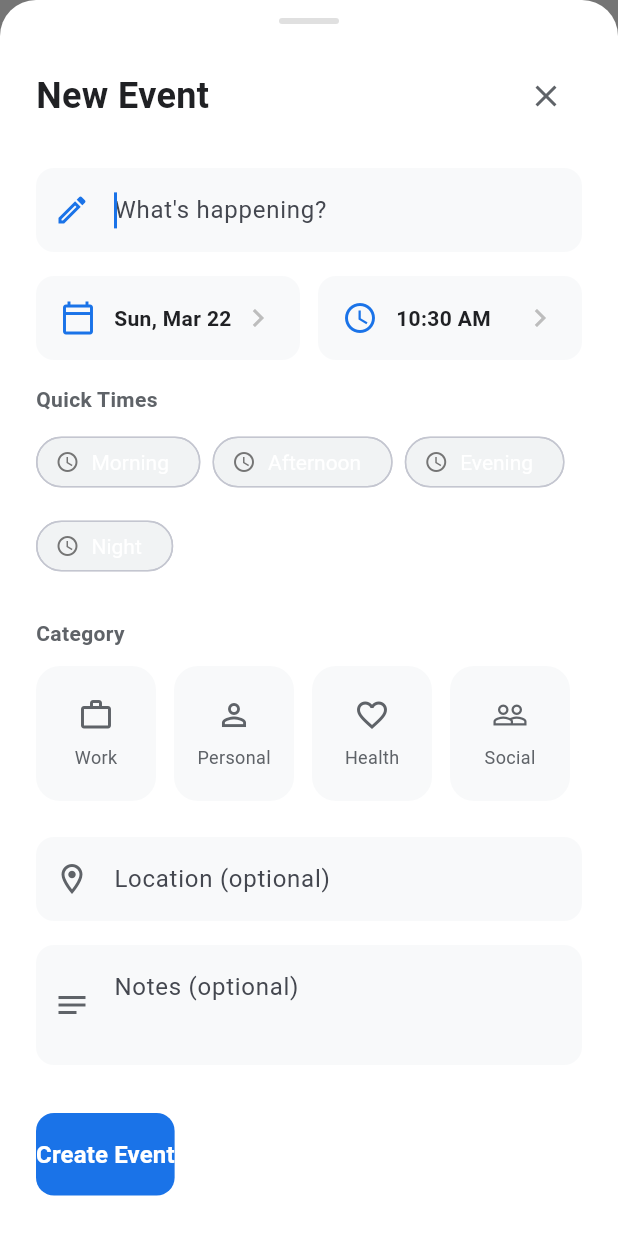
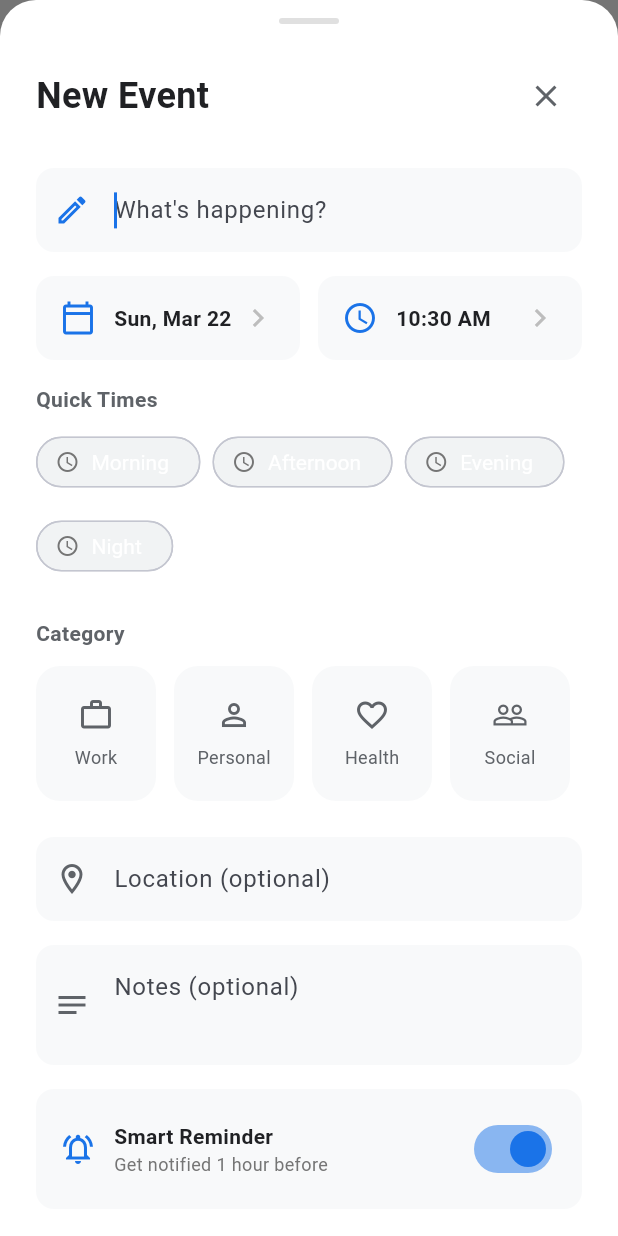
Before and after one commit to stefanbooveanu-debug/daybrief, a Flutter app: the screen it shows after launch, item 2 of the bottom bar chosen, after a tap on the "add" icon, on a phone screen of 412 x 824 dp. Run offline on Flutter 3.47's test engine with Material 3 defaults, Android fonts, the phone set to English and light mode, and no system bars; our stand-ins replace cloud_firestore, firebase_auth, firebase_core, flutter_tts, shared_preferences, speech_to_text; accounts and stored records are empty.

Commit message:
Add smart reminders - toggle to notify 1 hour before events

```diff
--- a/lib/models/event.dart
+++ b/lib/models/event.dart
@@ -4,6 +4,7 @@ class Event {
   final DateTime dateTime;
   final String? description;
   final String? category;
+  final bool reminderEnabled;
   final String userId;
 
   Event({
@@ -12,8 +13,11 @@ class Event {
     required this.dateTime,
     this.description,
     this.category,
+    this.reminderEnabled = true,
     required this.userId,
   });
+
+  DateTime? get reminderTime => reminderEnabled ? dateTime.subtract(const Duration(hours: 1)) : null;
 
   Map<String, dynamic> toMap() {
     return {
@@ -22,6 +26,7 @@ class Event {
       'dateTime': dateTime.toIso8601String(),
       'description': description,
       'category': category,
+      'reminderEnabled': reminderEnabled,
       'userId': userId,
     };
   }
@@ -33,6 +38,7 @@ class Event {
       dateTime: DateTime.parse(map['dateTime']),
       description: map['description'],
       category: map['category'],
+      reminderEnabled: map['reminderEnabled'] ?? true,
       userId: map['userId'] ?? '',
     );
   }
@@ -43,6 +49,7 @@ class Event {
     DateTime? dateTime,
     String? description,
     String? category,
+    bool? reminderEnabled,
     String? userId,
   }) {
     return Event(
@@ -51,6 +58,7 @@ class Event {
       dateTime: dateTime ?? this.dateTime,
       description: description ?? this.description,
       category: category ?? this.category,
+      reminderEnabled: reminderEnabled ?? this.reminderEnabled,
       userId: userId ?? this.userId,
     );
   }
--- a/lib/screens/home_screen.dart
+++ b/lib/screens/home_screen.dart
@@ -200,10 +200,10 @@ class _HomeScreenState extends State<HomeScreen> with SingleTickerProviderStateM
   void _addSampleEvents() {
     final now = DateTime.now();
     _events = [
-      Event(id: '1', title: 'Team Standup', dateTime: DateTime(now.year, now.month, now.day, 9, 0), description: 'Daily sync with the team', category: 'Work', userId: 'demo'),
-      Event(id: '2', title: 'Gym Workout', dateTime: DateTime(now.year, now.month, now.day, 18, 0), description: 'Leg day session', category: 'Health', userId: 'demo'),
-      Event(id: '3', title: 'Coffee Break', dateTime: DateTime(now.year, now.month, now.day + 1, 14, 30), description: 'Meet with Alex', category: 'Personal', userId: 'demo'),
-      Event(id: '4', title: 'Project Deadline', dateTime: DateTime(now.year, now.month, now.day + 2, 17, 0), description: 'Submit final deliverables', category: 'Work', userId: 'demo'),
+      Event(id: '1', title: 'Team Standup', dateTime: DateTime(now.year, now.month, now.day, 9, 0), description: 'Daily sync with the team', category: 'Work', reminderEnabled: true, userId: 'demo'),
+      Event(id: '2', title: 'Gym Workout', dateTime: DateTime(now.year, now.month, now.day, 18, 0), description: 'Leg day session', category: 'Health', reminderEnabled: true, userId: 'demo'),
+      Event(id: '3', title: 'Coffee Break', dateTime: DateTime(now.year, now.month, now.day + 1, 14, 30), description: 'Meet with Alex', category: 'Personal', reminderEnabled: true, userId: 'demo'),
+      Event(id: '4', title: 'Project Deadline', dateTime: DateTime(now.year, now.month, now.day + 2, 17, 0), description: 'Submit final deliverables', category: 'Work', reminderEnabled: true, userId: 'demo'),
     ];
   }
 
--- a/lib/widgets/add_event_sheet_demo.dart
+++ b/lib/widgets/add_event_sheet_demo.dart
@@ -20,6 +20,7 @@ class _AddEventSheetDemoState extends State<AddEventSheetDemo> with SingleTicker
   late TimeOfDay _selectedTime;
   late DateTime _selectedDate;
   String _selectedCategory = 'Other';
+  bool _reminderEnabled = true;
   late AnimationController _animController;
   late Animation<double> _slideAnim;
   late Animation<double> _fadeAnim;
@@ -74,6 +75,7 @@ class _AddEventSheetDemoState extends State<AddEventSheetDemo> with SingleTicker
       dateTime: DateTime(_selectedDate.year, _selectedDate.month, _selectedDate.day, _selectedTime.hour, _selectedTime.minute),
       description: _descriptionController.text.trim().isEmpty ? null : _descriptionController.text.trim(),
       category: _selectedCategory,
+      reminderEnabled: _reminderEnabled,
       userId: 'demo-user',
     );
     widget.onEventAdded(event);
@@ -180,6 +182,34 @@ class _AddEventSheetDemoState extends State<AddEventSheetDemo> with SingleTicker
                   TextFormField(controller: _descriptionController,
                     decoration: InputDecoration(hintText: 'Notes (optional)', prefixIcon: Icon(Icons.notes_outlined, color: isDark ? Colors.grey[400] : const Color(0xFF5F6368)),
                       border: OutlineInputBorder(borderRadius: BorderRadius.circular(12), borderSide: BorderSide.none), filled: true, fillColor: isDark ? const Color(0xFF2D2D2D) : const Color(0xFFF8F9FA)), maxLines: 2),
+                  const SizedBox(height: 16),
+                  Container(
+                    padding: const EdgeInsets.all(16),
+                    decoration: BoxDecoration(
+                      color: isDark ? const Color(0xFF2D2D2D) : const Color(0xFFF8F9FA),
+                      borderRadius: BorderRadius.circular(12),
+                    ),
+                    child: Row(
+                      children: [
+                        Icon(Icons.notifications_active_outlined, color: widget.categoryColors['Work'] ?? const Color(0xFF1A73E8)),
+                        const SizedBox(width: 12),
+                        Expanded(
+                          child: Column(
+                            crossAxisAlignment: CrossAxisAlignment.start,
+                            children: [
+                              Text('Smart Reminder', style: TextStyle(fontWeight: FontWeight.w600, color: isDark ? Colors.white : const Color(0xFF202124))),
+                              Text('Get notified 1 hour before', style: TextStyle(fontSize: 12, color: isDark ? Colors.grey[400] : Colors.grey[600])),
+                            ],
+                          ),
+                        ),
+                        Switch(
+                          value: _reminderEnabled,
+                          onChanged: (v) => setState(() => _reminderEnabled = v),
+                          activeColor: widget.categoryColors['Work'] ?? const Color(0xFF1A73E8),
+                        ),
+                      ],
+                    ),
+                  ),
                   const SizedBox(height: 32),
                   FilledButton(
                     onPressed: _addEvent,
```
Also changed, not shown: 1 other file.
